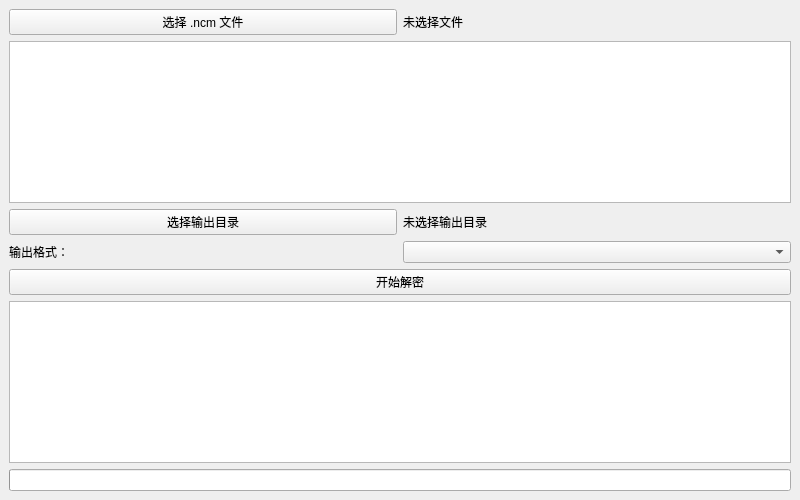
First picture: the form in MainWindow.ui, repository sqliu07/ncmdump_gui, before the edit.
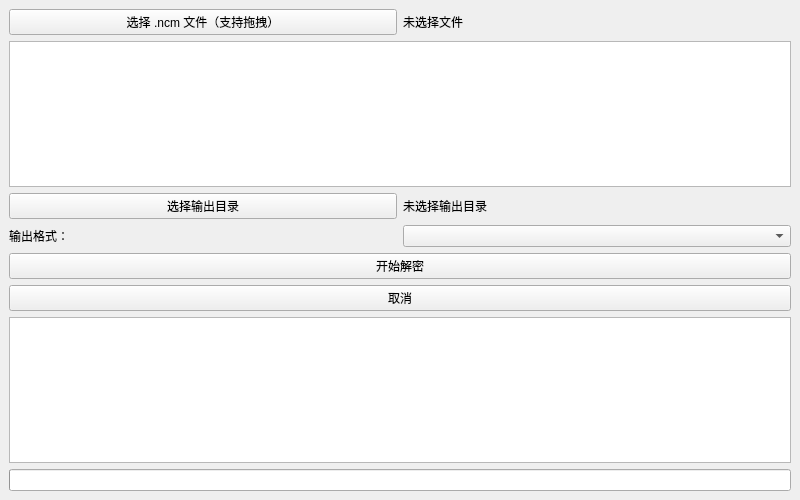
Second picture: the form after the edit.

```diff
--- a/MainWindow.ui
+++ b/MainWindow.ui
@@ -21,7 +21,7 @@
       <item>
        <widget class="QPushButton" name="btnSelectFile">
         <property name="text">
-         <string>选择 .ncm 文件</string>
+         <string>选择 .ncm 文件（支持拖拽）</string>
         </property>
        </widget>
       </item>
@@ -86,6 +86,16 @@
      </widget>
     </item>
 
+    <item>
+     <widget class="QPushButton" name="btnCancel">
+      <property name="text">
+       <string>取消</string>
+      </property>
+      <property name="visible">
+       <bool>false</bool>
+      </property>
+      </widget>
+    </item>
     <item>
      <widget class="QTextEdit" name="textLog">
       <property name="readOnly">
```
